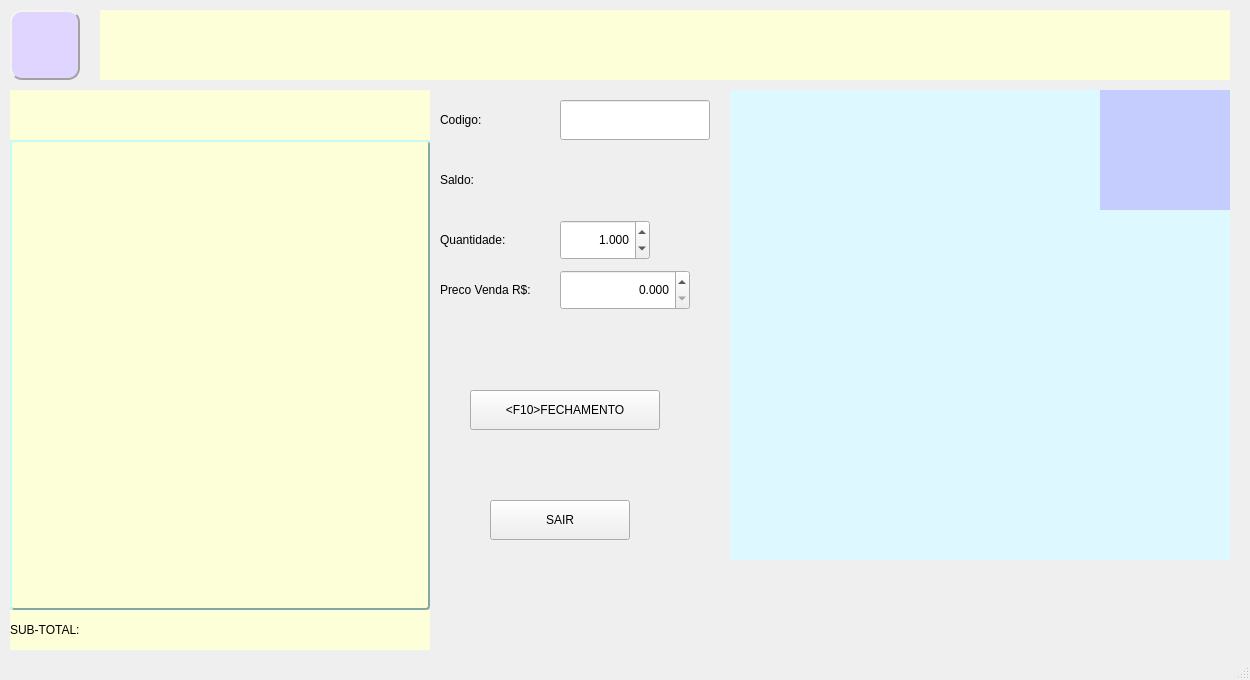
First picture: the form in telas/venda_pdv.ui, repository htisistema/SISCOM, before the edit.
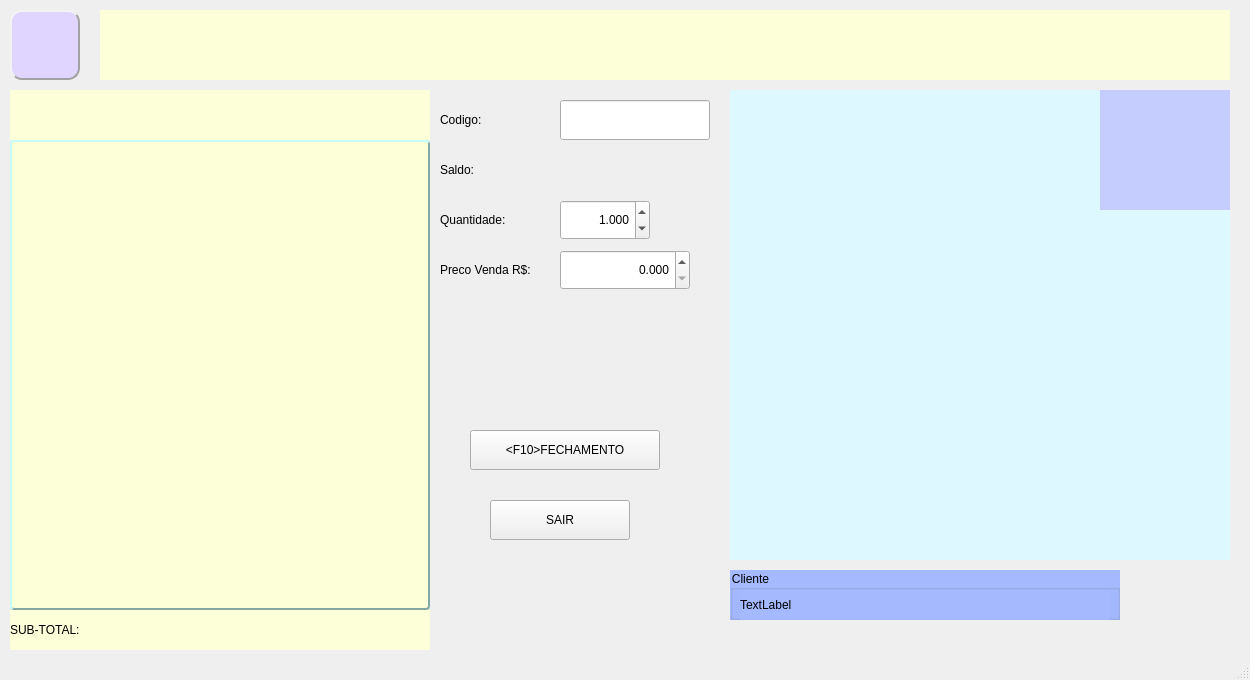
Second picture: the form after the edit. Icons and pictures are not drawn.

Patch:
```diff
--- a/telas/venda_pdv.ui
+++ b/telas/venda_pdv.ui
@@ -104,7 +104,7 @@
     <property name="geometry">
      <rect>
       <x>470</x>
-      <y>390</y>
+      <y>430</y>
       <width>190</width>
       <height>40</height>
      </rect>
@@ -223,7 +223,7 @@
     <property name="geometry">
      <rect>
       <x>560</x>
-      <y>220</y>
+      <y>200</y>
       <width>90</width>
       <height>40</height>
      </rect>
@@ -251,7 +251,7 @@
     <property name="geometry">
      <rect>
       <x>440</x>
-      <y>220</y>
+      <y>200</y>
       <width>110</width>
       <height>40</height>
      </rect>
@@ -264,7 +264,7 @@
     <property name="geometry">
      <rect>
       <x>440</x>
-      <y>270</y>
+      <y>250</y>
       <width>110</width>
       <height>40</height>
      </rect>
@@ -277,7 +277,7 @@
     <property name="geometry">
      <rect>
       <x>560</x>
-      <y>270</y>
+      <y>250</y>
       <width>130</width>
       <height>40</height>
      </rect>
@@ -322,7 +322,7 @@
     <property name="geometry">
      <rect>
       <x>440</x>
-      <y>160</y>
+      <y>150</y>
       <width>110</width>
       <height>40</height>
      </rect>
@@ -335,7 +335,7 @@
     <property name="geometry">
      <rect>
       <x>560</x>
-      <y>160</y>
+      <y>150</y>
       <width>110</width>
       <height>40</height>
      </rect>
@@ -360,6 +360,43 @@
      <string>SAIR</string>
     </property>
    </widget>
+   <widget class="QGroupBox" name="gb_cliente">
+    <property name="geometry">
+     <rect>
+      <x>730</x>
+      <y>570</y>
+      <width>390</width>
+      <height>50</height>
+     </rect>
+    </property>
+    <property name="styleSheet">
+     <string notr="true">background-color: rgb(164, 185, 255);</string>
+    </property>
+    <property name="title">
+     <string>Cliente</string>
+    </property>
+    <widget class="QLabel" name="lb_cliente">
+     <property name="geometry">
+      <rect>
+       <x>10</x>
+       <y>20</y>
+       <width>370</width>
+       <height>30</height>
+      </rect>
+     </property>
+     <property name="styleSheet">
+      <string notr="true">background-color: rgb(164, 185, 255);
+border-color: rgb(164, 185, 255);
+border-style: Outset;
+border-width: 0px;
+border-radius: 0px;
+</string>
+     </property>
+     <property name="text">
+      <string>TextLabel</string>
+     </property>
+    </widget>
+   </widget>
   </widget>
   <widget class="QStatusBar" name="statusbar"/>
  </widget>
```
